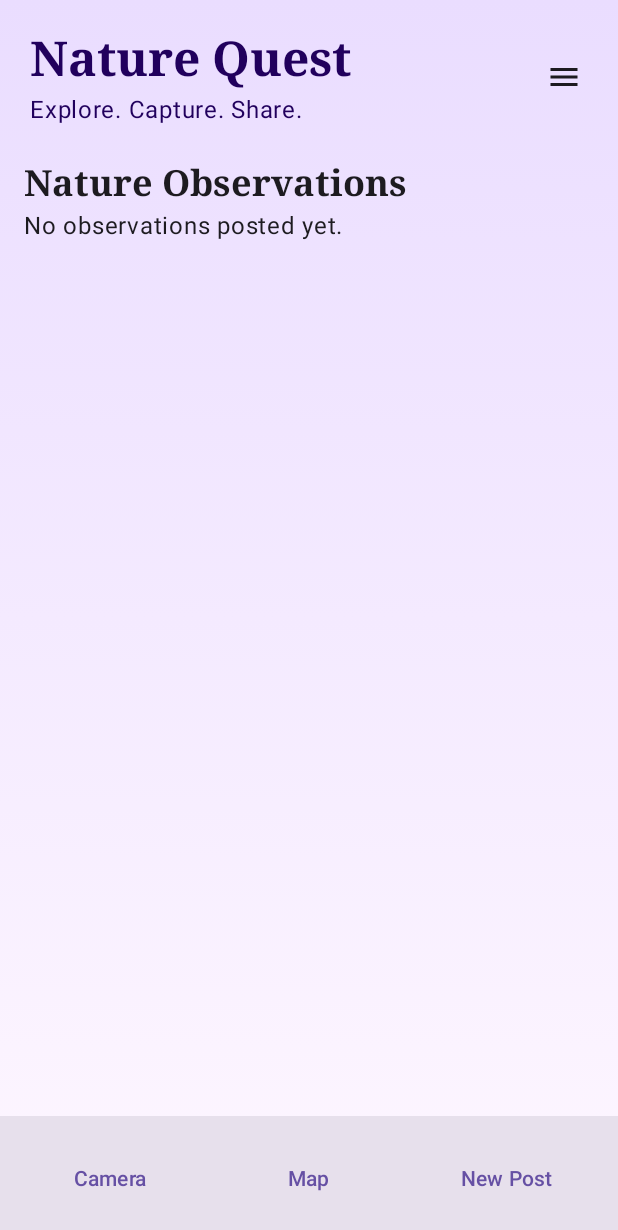
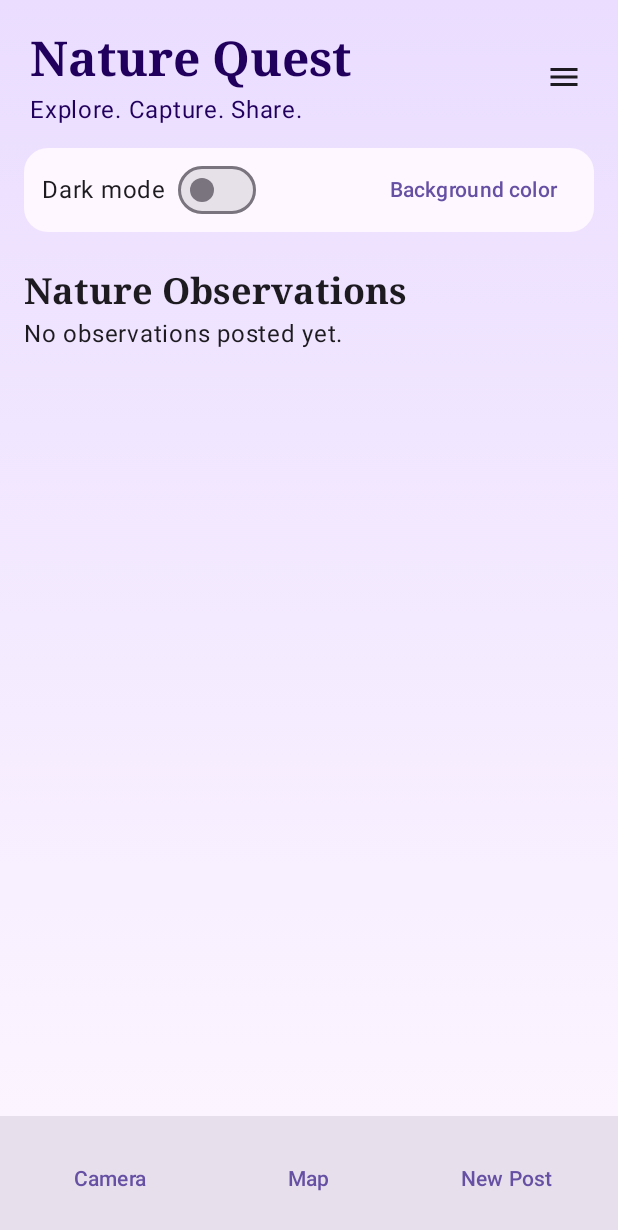
Before and after one commit to bhidalgo1/COMP350-Nature-Quest, an Android app built with Jetpack Compose: the HomeScreen screen opened through its navigation route, on a phone screen of 412 x 824 dp. Shown: the top 1230 px of the screen. Run offline under Robolectric (Android 15) with nearby library versions, the phone set to English and light mode, and no system bars; our stand-ins replace Firebase (no records; nobody signed in at launch, a user with empty details on screens opened directly); 1 statement that could not run was skipped.

Commit message:
Add saved light/dark mode and home background color choices

```diff
--- a/AndroidProjects/app/src/main/java/com/example/naturequesthomescreen/HomeScreen.kt
+++ b/AndroidProjects/app/src/main/java/com/example/naturequesthomescreen/HomeScreen.kt
@@ -21,6 +21,7 @@ import androidx.compose.ui.text.font.FontFamily
 import androidx.compose.ui.text.font.FontWeight
 import androidx.compose.ui.unit.dp
 import com.example.natureobservation.feature.posts.PhotoFeedScreen
+import com.example.naturequesthomescreen.ui.theme.LocalAppearanceSettings
 
 @Composable
 fun HomeScreen(
@@ -54,9 +55,20 @@ fun HomeScreen(
     MaterialTheme(typography = homeTypography) {
         val colors = MaterialTheme.colorScheme
 
+        val hasCustomBackground =
+            LocalAppearanceSettings.current.backgroundArgb != null
+
+        // Use readable heading text on a custom background.
+        val headingColor = if (hasCustomBackground) {
+            colors.onBackground
+        } else {
+            colors.onPrimaryContainer
+        }
+
         Scaffold(
             modifier = Modifier.fillMaxSize(),
             containerColor = colors.background,
+            contentColor = colors.onBackground,
 
             // These actions stay visible while the feed scrolls.
             bottomBar = {
@@ -109,10 +121,19 @@ fun HomeScreen(
                     .fillMaxSize()
                     .background(
                         Brush.verticalGradient(
-                            colors = listOf(
-                                colors.primaryContainer,
-                                colors.background
-                            )
+                            colors = if (hasCustomBackground) {
+                                // Keep the exact background color selected.
+                                listOf(
+                                    colors.background,
+                                    colors.background
+                                )
+                            } else {
+                                // Use the original gradient by default.
+                                listOf(
+                                    colors.primaryContainer,
+                                    colors.background
+                                )
+                            }
                         )
                     )
                     .padding(innerPadding)
@@ -136,13 +157,13 @@ fun HomeScreen(
                         Text(
                             text = "Nature Quest",
                             style = MaterialTheme.typography.headlineLarge,
-                            color = colors.onPrimaryContainer
+                            color = headingColor
                         )
 
                         Text(
                             text = "Explore. Capture. Share.",
                             style = MaterialTheme.typography.bodyLarge,
-                            color = colors.onPrimaryContainer
+                            color = headingColor
                         )
                     }
 
@@ -150,6 +171,9 @@ fun HomeScreen(
                         onLikedPostsClick = onLikedPostsClick
                     )
                 }
+
+                // Light/dark switch and background color picker.
+                AppearanceControls()
 
                 // Give the feed the remaining screen height.
                 // Its own LazyColumn handles scrolling.
--- /dev/null
+++ b/AndroidProjects/app/src/main/java/com/example/naturequesthomescreen/ui/theme/AppearanceSettings.kt
@@ -0,0 +1,108 @@
+package com.example.naturequesthomescreen.ui.theme
+
+import android.content.Context
+import android.content.SharedPreferences
+import androidx.compose.foundation.isSystemInDarkTheme
+import androidx.compose.runtime.Composable
+import androidx.compose.runtime.DisposableEffect
+import androidx.compose.runtime.compositionLocalOf
+import androidx.compose.runtime.getValue
+import androidx.compose.runtime.mutableStateOf
+import androidx.compose.runtime.remember
+import androidx.compose.runtime.setValue
+import androidx.compose.ui.graphics.Color
+import androidx.compose.ui.graphics.toArgb
+import androidx.compose.ui.platform.LocalContext
+
+class AppearanceSettings(
+    private val preferences: SharedPreferences
+) {
+    var darkModeOverride by mutableStateOf<Boolean?>(null)
+        private set
+
+    var backgroundArgb by mutableStateOf<Int?>(null)
+        private set
+
+    init {
+        refresh()
+    }
+
+    fun refresh() {
+        darkModeOverride =
+            if (preferences.contains("dark_mode")) {
+                preferences.getBoolean("dark_mode", false)
+            } else {
+                null
+            }
+
+        backgroundArgb =
+            if (preferences.contains("background_color")) {
+                preferences.getInt("background_color", 0)
+            } else {
+                null
+            }
+    }
+
+    fun setDarkMode(enabled: Boolean) {
+        darkModeOverride = enabled
+        preferences.edit()
+            .putBoolean("dark_mode", enabled)
+            .apply()
+    }
+
+    fun setBackground(color: Color) {
+        backgroundArgb = color.toArgb()
+        preferences.edit()
+            .putInt("background_color", color.toArgb())
+            .apply()
+    }
+
+    fun resetBackground() {
+        backgroundArgb = null
+        preferences.edit()
+            .remove("background_color")
+            .apply()
+    }
+}
+
+val LocalAppearanceSettings = compositionLocalOf<AppearanceSettings> {
+    error("AppearanceSettings must be provided by NatureQuestHomeScreenTheme")
+}
+
+@Composable
+internal fun rememberAppearanceSettings(): AppearanceSettings {
+    val context = LocalContext.current.applicationContext
+
+    val preferences = remember(context) {
+        context.getSharedPreferences(
+            "nature_quest_appearance",
+            Context.MODE_PRIVATE
+        )
+    }
+
+    val settings = remember(preferences) {
+        AppearanceSettings(preferences)
+    }
+
+    DisposableEffect(preferences, settings) {
+        val listener =
+            SharedPreferences.OnSharedPreferenceChangeListener { _, _ ->
+                settings.refresh()
+            }
+
+        preferences.registerOnSharedPreferenceChangeListener(listener)
+        settings.refresh()
+
+        onDispose {
+            preferences.unregisterOnSharedPreferenceChangeListener(listener)
+        }
+    }
+
+    return settings
+}
+
+@Composable
+fun currentAppearanceDarkMode(): Boolean {
+    val settings = LocalAppearanceSettings.current
+    return settings.darkModeOverride ?: isSystemInDarkTheme()
+}
--- a/AndroidProjects/app/src/main/java/com/example/naturequesthomescreen/ui/theme/Theme.kt
+++ b/AndroidProjects/app/src/main/java/com/example/naturequesthomescreen/ui/theme/Theme.kt
@@ -1,6 +1,5 @@
 package com.example.naturequesthomescreen.ui.theme
 
-import android.app.Activity
 import android.os.Build
 import androidx.compose.foundation.isSystemInDarkTheme
 import androidx.compose.material3.MaterialTheme
@@ -9,6 +8,9 @@ import androidx.compose.material3.dynamicDarkColorScheme
 import androidx.compose.material3.dynamicLightColorScheme
 import androidx.compose.material3.lightColorScheme
 import androidx.compose.runtime.Composable
+import androidx.compose.runtime.CompositionLocalProvider
+import androidx.compose.ui.graphics.Color
+import androidx.compose.ui.graphics.luminance
 import androidx.compose.ui.platform.LocalContext
 
 private val DarkColorScheme = darkColorScheme(
@@ -21,38 +23,61 @@ private val LightColorScheme = lightColorScheme(
     primary = Purple40,
     secondary = PurpleGrey40,
     tertiary = Pink40
-
-    /* Other default colors to override
-    background = Color(0xFFFFFBFE),
-    surface = Color(0xFFFFFBFE),
-    onPrimary = Color.White,
-    onSecondary = Color.White,
-    onTertiary = Color.White,
-    onBackground = Color(0xFF1C1B1F),
-    onSurface = Color(0xFF1C1B1F),
-    */
 )
 
 @Composable
 fun NatureQuestHomeScreenTheme(
-    darkTheme: Boolean = isSystemInDarkTheme(),
-    // Dynamic color is available on Android 12+
+    darkTheme: Boolean? = null,
     dynamicColor: Boolean = false,
     content: @Composable () -> Unit
 ) {
-    val colorScheme = when {
+    val settings = rememberAppearanceSettings()
+    val systemDarkMode = isSystemInDarkTheme()
+
+    val useDarkMode =
+        darkTheme ?: settings.darkModeOverride ?: systemDarkMode
+
+    val baseColors = when {
         dynamicColor && Build.VERSION.SDK_INT >= Build.VERSION_CODES.S -> {
             val context = LocalContext.current
-            if (darkTheme) dynamicDarkColorScheme(context) else dynamicLightColorScheme(context)
+
+            if (useDarkMode) {
+                dynamicDarkColorScheme(context)
+            } else {
+                dynamicLightColorScheme(context)
+            }
         }
 
-        darkTheme -> DarkColorScheme
+        useDarkMode -> DarkColorScheme
         else -> LightColorScheme
     }
 
-    MaterialTheme(
-        colorScheme = colorScheme,
-        typography = Typography,
-        content = content
-    )
+    val customBackground = settings.backgroundArgb?.let { Color(it) }
+
+    val colors = if (customBackground != null) {
+        // Select readable text for the chosen background.
+        val foreground =
+            if (customBackground.luminance() > 0.179f) {
+                Color.Black
+            } else {
+                Color.White
+            }
+
+        baseColors.copy(
+            background = customBackground,
+            onBackground = foreground
+        )
+    } else {
+        baseColors
+    }
+
+    CompositionLocalProvider(
+        LocalAppearanceSettings provides settings
+    ) {
+        MaterialTheme(
+            colorScheme = colors,
+            typography = Typography,
+            content = content
+        )
+    }
 }
```
Also changed, not shown: AndroidProjects/app/src/main/java/com/example/naturequesthomescreen/AppearanceControls.kt (added, +225 -0 lines).
